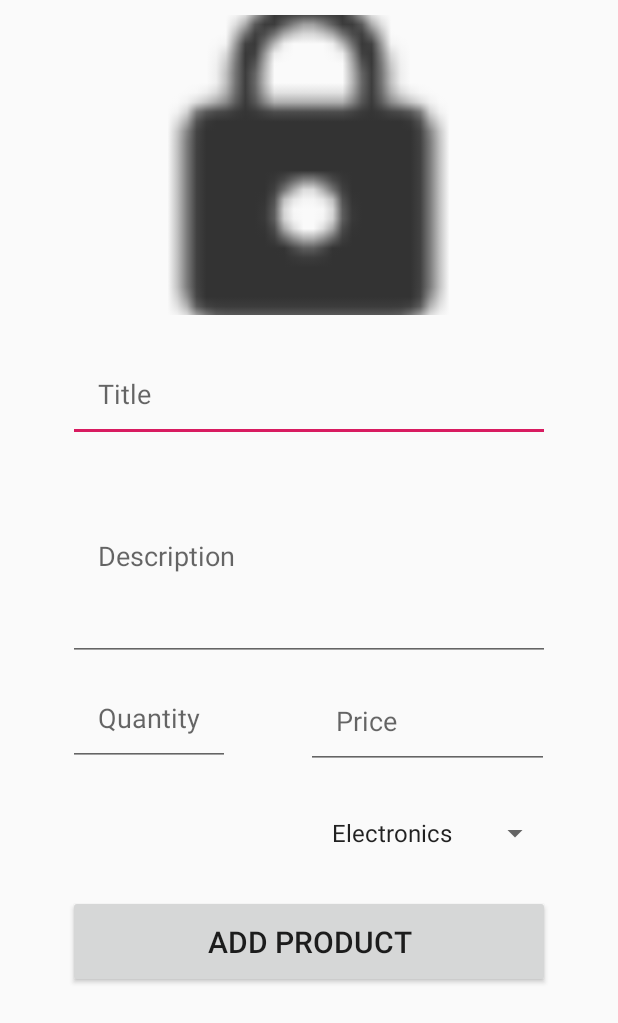
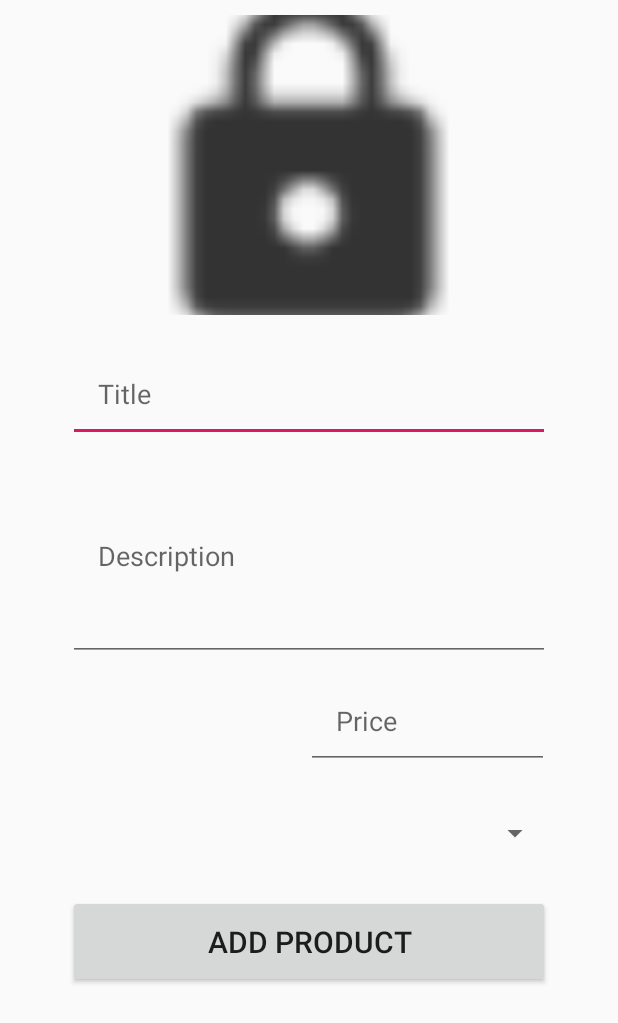
Before and after one commit to hamzaali4231/Hup_Cycle, an Android app: the AdminAddNewItem screen opened directly, with no data from a screen before it, on a phone screen of 412 x 824 dp. Shown: the top 1023 px of the screen. Run offline under Robolectric (Android 15) with nearby library versions, the light colour scheme and no system bars; our stand-ins replace Firebase (no records; nobody signed in at launch, a user with empty details on screens opened directly).

Commit message:
double to string price

```diff
--- a/app/src/main/java/com/example/myapplication/AdminAddNewItem.java
+++ b/app/src/main/java/com/example/myapplication/AdminAddNewItem.java
@@ -41,9 +41,8 @@ public class AdminAddNewItem extends AppCompatActivity {
 
     private ImageView item1, item2, item3;
 
-    private String categoryName, description, pname, saveCurrentDate, saveCurrentTime;
-    private double price;
-    private int quantity;
+    private String categoryName, description, pname, saveCurrentDate, saveCurrentTime, price, quantity;
+   // private int quantity;
 
     private Button addNewProductButton;
 
@@ -80,18 +79,18 @@ public class AdminAddNewItem extends AppCompatActivity {
         inputProductName= (EditText) findViewById(R.id.product_name);
         inputProductDescription= (EditText) findViewById(R.id.product_description);
         inputProductPrice= (EditText) findViewById(R.id.product_price);
-        inputProductQuantity = (EditText) findViewById(R.id.product_quantity);
+        //inputProductQuantity = (EditText) findViewById(R.id.product_quantity);
         loadingbar = new ProgressDialog(this);
         dropdownMenu = (Spinner) findViewById(R.id.categorySpinner);
 
         //Drop down category
-        ArrayAdapter<String> myAdapter = new ArrayAdapter<String>(AdminAddNewItem.this,
-                android.R.layout.simple_list_item_1, getResources().getStringArray(R.array.category_names));
-
-        myAdapter.setDropDownViewResource(android.R.layout.simple_spinner_dropdown_item);
-        dropdownMenu.setAdapter(myAdapter);
-
-        categoryName = dropdownMenu.getSelectedItem().toString();
+//        ArrayAdapter<String> myAdapter = new ArrayAdapter<String>(AdminAddNewItem.this,
+//                android.R.layout.simple_list_item_1, getResources().getStringArray(R.array.category_names));
+//
+//        myAdapter.setDropDownViewResource(android.R.layout.simple_spinner_dropdown_item);
+//        dropdownMenu.setAdapter(myAdapter);
+//
+//        categoryName = dropdownMenu.getSelectedItem().toString();
 
 
         inputImage.setOnClickListener(new View.OnClickListener() {
@@ -121,8 +120,8 @@ public class AdminAddNewItem extends AppCompatActivity {
     private void validateProductData() {
 
         description= inputProductDescription.getText().toString();
-        price= Double.parseDouble(inputProductPrice.getText().toString());
-        quantity = Integer.parseInt(inputProductQuantity.getText().toString());
+        price= inputProductPrice.getText().toString();
+       // quantity =inputProductQuantity.getText().toString();
         pname= inputProductName.getText().toString();
 
         if(ImageUri==null){
@@ -130,9 +129,10 @@ public class AdminAddNewItem extends AppCompatActivity {
         } else if(TextUtils.isEmpty(description)) {
             Toast.makeText(AdminAddNewItem.this,"Please input a description", Toast.LENGTH_SHORT);
         } else if(inputProductPrice.getText().toString().isEmpty()) {
-            Toast.makeText(AdminAddNewItem.this,"Please input a price", Toast.LENGTH_SHORT);
-        } else if(inputProductQuantity.getText().toString().isEmpty()) {
-            Toast.makeText(AdminAddNewItem.this,"Please input a price", Toast.LENGTH_SHORT);
+            Toast.makeText(AdminAddNewItem.this, "Please input a price", Toast.LENGTH_SHORT);
+
+//        } else if(inputProductQuantity.getText().toString().isEmpty()) {
+//            Toast.makeText(AdminAddNewItem.this,"Please input a price", Toast.LENGTH_SHORT);
         } else if(TextUtils.isEmpty(pname)) {
             Toast.makeText(AdminAddNewItem.this,"Please input a product name", Toast.LENGTH_SHORT);
         } else{
@@ -204,9 +204,9 @@ public class AdminAddNewItem extends AppCompatActivity {
         //UK currency
         NumberFormat currencyFormat = NumberFormat.getCurrencyInstance(Locale.UK);
         //Removes symbol
-        String pattern = ((DecimalFormat) currencyFormat).toPattern();
-        String newPattern = pattern.replace("\u00A4", "").trim();
-        NumberFormat newFormat = new DecimalFormat(newPattern);
+//        String pattern = ((DecimalFormat) currencyFormat).toPattern();
+//        String newPattern = pattern.replace("\u00A4", "").trim();
+//        NumberFormat newFormat = new DecimalFormat(newPattern);
 
         HashMap<String,Object> productmap= new HashMap<>();
         productmap.put("id",productrandomkey);
@@ -215,8 +215,8 @@ public class AdminAddNewItem extends AppCompatActivity {
         productmap.put("description",description);
         productmap.put("image",downloadImageURL);
         productmap.put("category",categoryName);
-        productmap.put("price", newFormat.format(price));
-        productmap.put("quantity", quantity);
+        productmap.put("price", price);
+        //productmap.put("quantity", quantity);
         productmap.put("name",pname);
 
         productsref.child(productrandomkey).updateChildren(productmap).addOnCompleteListener(
--- a/app/src/main/java/com/example/myapplication/ProductDetailsActivity.java
+++ b/app/src/main/java/com/example/myapplication/ProductDetailsActivity.java
@@ -29,10 +29,10 @@ public class ProductDetailsActivity extends AppCompatActivity {
 
 
     private Button addtocart;
-    private ImageView productImage;
-    private ElegantNumberButton numberButton;
     private TextView priceProduct, nameProduct, descriptionProduct, quantityProduct;
     private String productsID = "", state= "Normal";
+    private ElegantNumberButton numberButton;
+    private ImageView productImage;
 
     @Override
     protected void onCreate(Bundle savedInstanceState) {
--- a/app/src/main/res/layout/activity_admin_add_product_activity.xml
+++ b/app/src/main/res/layout/activity_admin_add_product_activity.xml
@@ -50,19 +50,19 @@
         android:inputType="textMultiLine"
         android:padding="20dp" />
 
-    <EditText
-        android:id="@+id/product_quantity"
-        android:layout_width="wrap_content"
-        android:layout_height="wrap_content"
-        android:layout_below="@id/product_description"
-        android:layout_alignParentStart="true"
-        android:layout_marginStart="45dp"
-        android:layout_marginLeft="45dp"
-        android:layout_marginTop="5dp"
-        android:layout_marginRight="45dp"
-        android:hint="Quantity"
-        android:inputType="textMultiLine"
-        android:padding="20dp" />
+    <!--<EditText-->
+        <!--android:id="@+id/product_quantity"-->
+        <!--android:layout_width="wrap_content"-->
+        <!--android:layout_height="wrap_content"-->
+        <!--android:layout_below="@id/product_description"-->
+        <!--android:layout_alignParentStart="true"-->
+        <!--android:layout_marginStart="45dp"-->
+        <!--android:layout_marginLeft="45dp"-->
+        <!--android:layout_marginTop="5dp"-->
+        <!--android:layout_marginRight="45dp"-->
+        <!--android:hint="Quantity"-->
+        <!--android:inputType="textMultiLine"-->
+        <!--android:padding="20dp" />-->
 
     <Button
         android:id="@+id/admin_button"
```
Also changed, not shown: app/src/main/java/com/example/myapplication/CartActivity.java (+5 -4 lines), app/src/main/res/layout/activity_buy.xml (+18 -3 lines), app/src/main/res/layout/products_items_layout.xml (+14 -25 lines).
